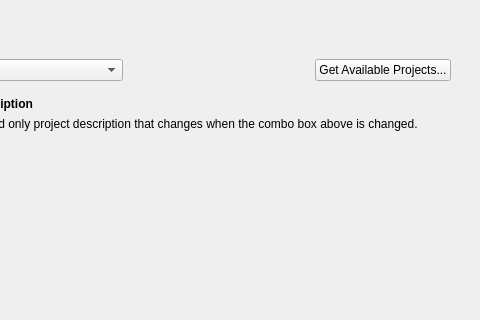
Old version of the form cadasta/gui/ui/wizard/step_project_update01.ui in the repository Cadasta/cadasta-qgis-plugin; both pictures show x 106 to 586 and y 0 to 320 of the 586 by 562 pixel window.
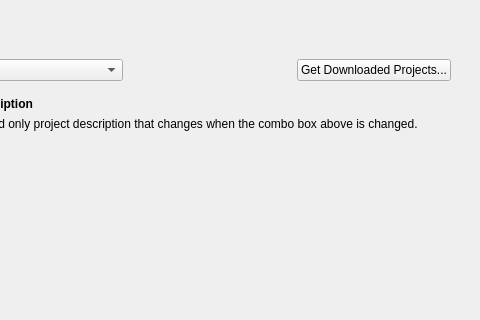
New version of the form.

```diff
--- a/cadasta/gui/ui/wizard/step_project_update01.ui
+++ b/cadasta/gui/ui/wizard/step_project_update01.ui
@@ -100,7 +100,7 @@
              <cursorShape>OpenHandCursor</cursorShape>
             </property>
             <property name="text">
-             <string>Get Available Projects...</string>
+             <string>Get Downloaded Projects...</string>
             </property>
            </widget>
           </item>
```
Left out of the diff: 11 changed lines with no effect on the pictures.
